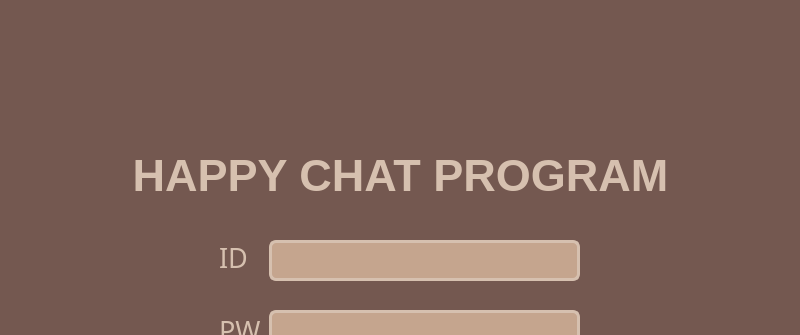
hyeonjeong1234/qt-chat-project, file ClientApp/loginwidget.ui: the form before one commit; both pictures show x 0 to 800 and y 0 to 335 of the 800 by 600 pixel window.
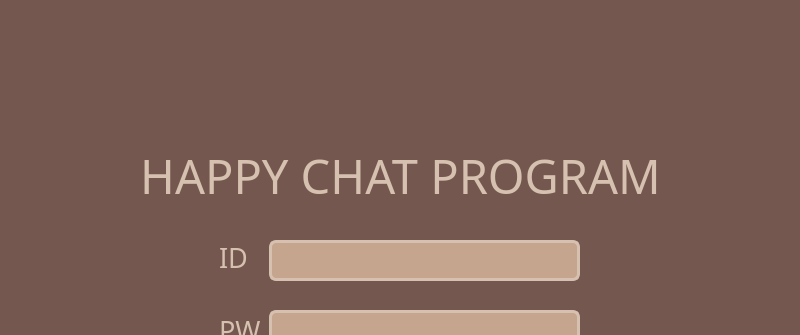
The form after the commit.

Diff of the .ui file:
```diff
--- a/ClientApp/loginwidget.ui
+++ b/ClientApp/loginwidget.ui
@@ -213,10 +213,11 @@
    </property>
    <property name="font">
     <font>
-     <family>Ubuntu</family>
-     <pointsize>34</pointsize>
-     <weight>75</weight>
-     <bold>true</bold>
+     <family>BM JUA_TTF</family>
+     <pointsize>35</pointsize>
+     <weight>50</weight>
+     <italic>false</italic>
+     <bold>false</bold>
     </font>
    </property>
    <property name="styleSheet">
```
Left out of the diff: 3 changed lines with no effect on the pictures.
